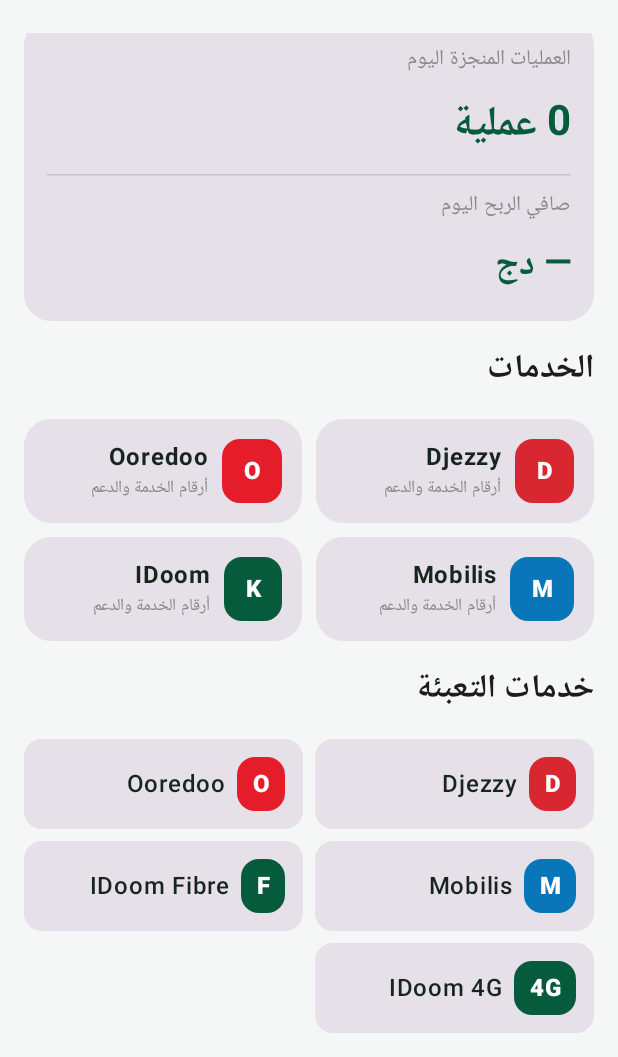
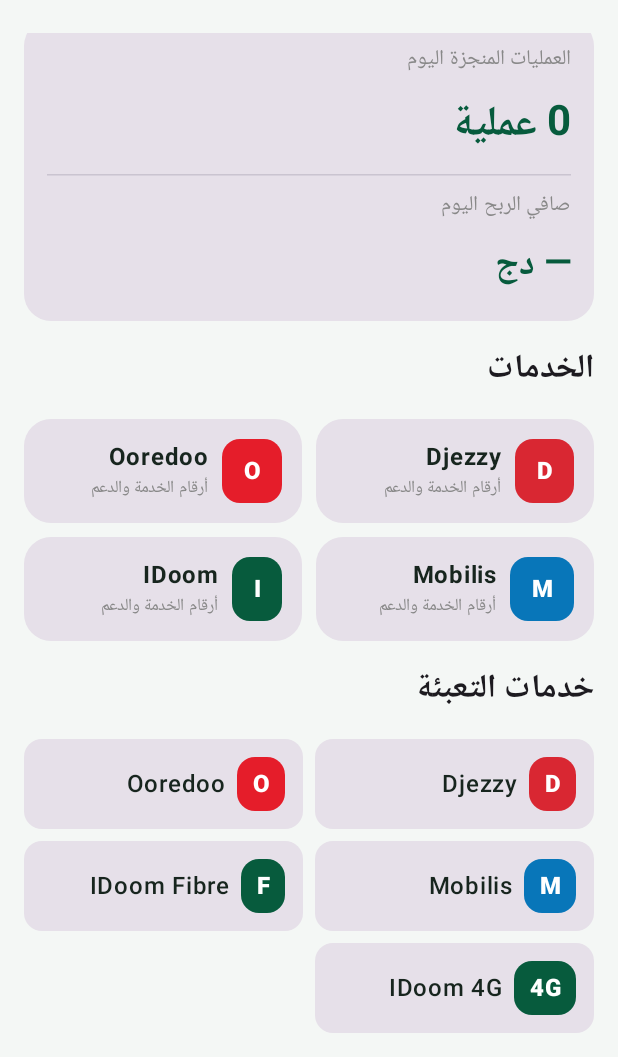
Before and after one commit to kioqprint/kioq.network, an Android app built with Jetpack Compose: the screen it shows after launch (MainActivity), scrolled down 387 dp, on a phone screen of 412 x 824 dp, the part 179-1236 px from its top. Run offline under Robolectric (Android 15) with nearby library versions, the phone set to English and light mode, and no system bars.

Commit message:
Polish IDoom service mark

```diff
--- a/app/src/main/java/network/kioq/app/MainActivity.kt
+++ b/app/src/main/java/network/kioq/app/MainActivity.kt
@@ -113,7 +113,7 @@ private fun networkFor(number:String,selected:String):String {
 @Composable private fun NetworkMark(service:String,large:Boolean=false) {
  val color=when(service) { "Djezzy"->Color(0xFFD92732); "Ooredoo"->Color(0xFFE51D2A); "Mobilis"->Color(0xFF0876B9); "IDoom Fibre","IDoom 4G"->Green; else->Green }
  Surface(color=color,shape=RoundedCornerShape(12.dp)) {
-  Text(when(service) { "Djezzy"->"D"; "Ooredoo"->"O"; "Mobilis"->"M"; "IDoom Fibre"->"F"; "IDoom 4G"->"4G"; else->"K" },
+  Text(when(service) { "Djezzy"->"D"; "Ooredoo"->"O"; "Mobilis"->"M"; "IDoom Fibre"->"F"; "IDoom 4G"->"4G"; "IDoom"->"I"; else->"K" },
    Modifier.padding(horizontal=if(large)14.dp else 10.dp,vertical=if(large)9.dp else 6.dp),color=Color.White,fontWeight=FontWeight.Black)
  }
 }
```
